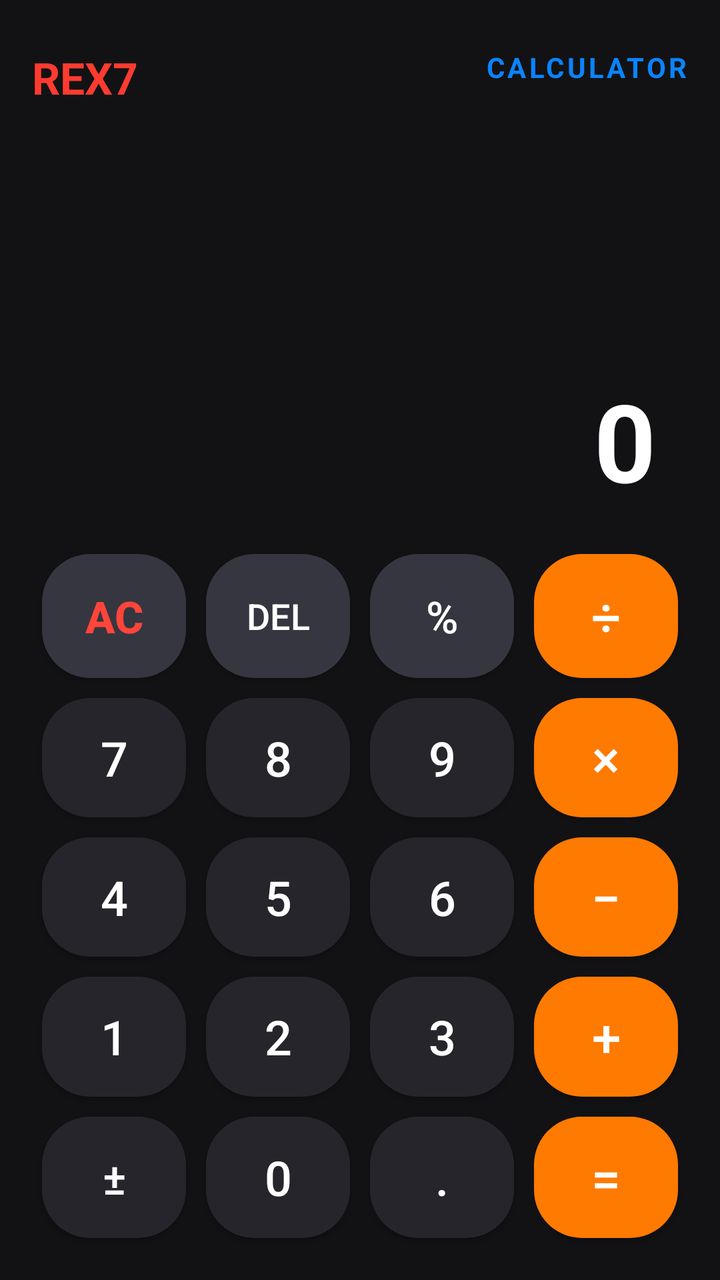
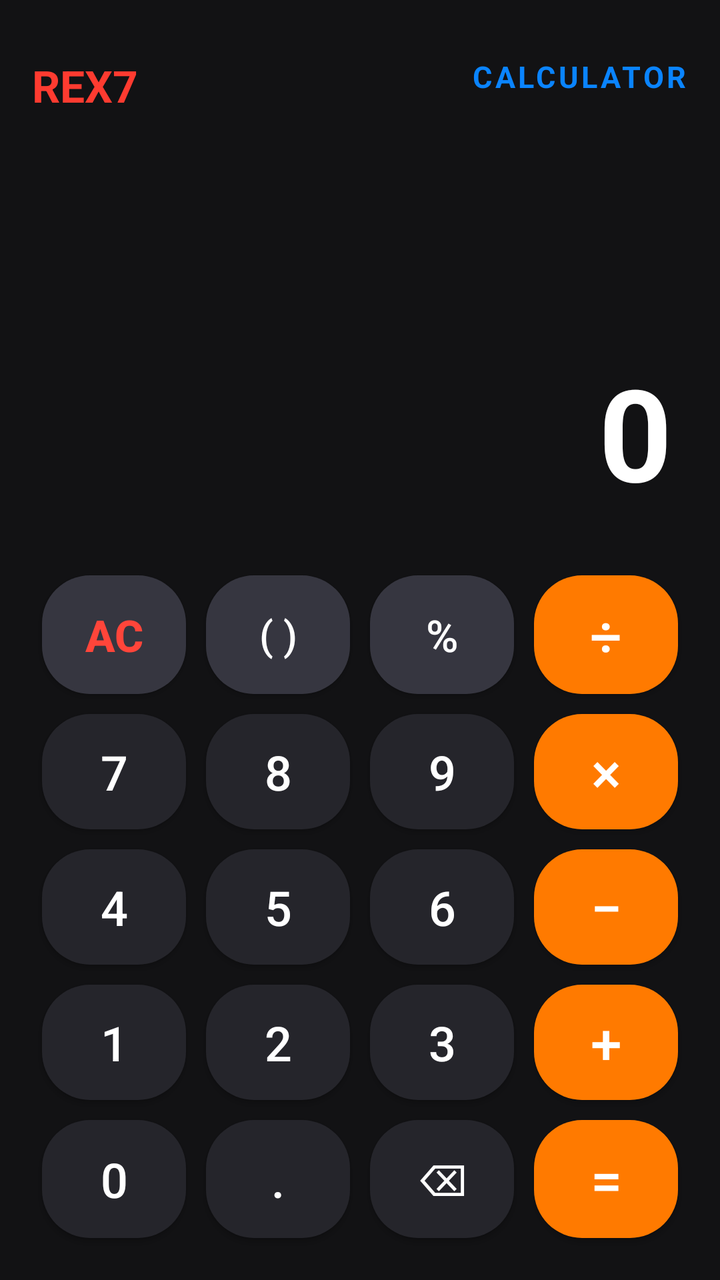

An Android layout rendered at two revisions. The XML below is the earlier revision; the diff shows what the commit changed to produce the second picture.
<!-- AndroidManifest.xml: application theme Theme.REX7Calculator -->
<!-- res/layout/activity_main.xml -->
<?xml version="1.0" encoding="utf-8"?>
<LinearLayout xmlns:android="http://schemas.android.com/apk/res/android"
    android:layout_width="match_parent"
    android:layout_height="match_parent"
    android:orientation="vertical"
    android:background="@color/bg_main"
    android:padding="16dp">

    
    <RelativeLayout
        android:layout_width="match_parent"
        android:layout_height="wrap_content"
        android:paddingTop="8dp"
        android:paddingBottom="12dp">

        <TextView
            android:layout_width="wrap_content"
            android:layout_height="wrap_content"
            android:text="REX7"
            android:textColor="@color/brand_rex"
            android:textSize="22sp"
            android:textStyle="bold" />

        <TextView
            android:layout_width="wrap_content"
            android:layout_height="wrap_content"
            android:layout_alignParentEnd="true"
            android:text="CALCULATOR"
            android:textColor="@color/accent_blue"
            android:textSize="14sp"
            android:textStyle="bold"
            android:letterSpacing="0.1" />
    </RelativeLayout>

    
    <LinearLayout
        android:layout_width="match_parent"
        android:layout_height="0dp"
        android:layout_weight="1"
        android:gravity="bottom|end"
        android:orientation="vertical"
        android:padding="16dp">

        <TextView
            android:id="@+id/tvExpression"
            android:layout_width="wrap_content"
            android:layout_height="wrap_content"
            android:text=""
            android:textColor="@color/text_secondary"
            android:textSize="28sp"
            android:maxLines="2" />

        <TextView
            android:id="@+id/tvResult"
            android:layout_width="wrap_content"
            android:layout_height="wrap_content"
            android:text="0"
            android:textColor="@color/text_primary"
            android:textSize="54sp"
            android:textStyle="bold"
            android:maxLines="1" />
    </LinearLayout>

    
    <TableLayout
        android:layout_width="match_parent"
        android:layout_height="0dp"
        android:layout_weight="1.7"
        android:stretchColumns="*">

        
        <TableRow android:layout_width="match_parent" android:layout_height="0dp" android:layout_weight="1">
            <androidx.appcompat.widget.AppCompatButton
                android:id="@+id/btnAC" android:layout_width="0dp" android:layout_height="match_parent"
                android:layout_margin="5dp" android:background="@drawable/btn_func_bg"
                android:text="AC" android:textColor="#FF453A" android:textSize="22sp" android:textStyle="bold" />
            <androidx.appcompat.widget.AppCompatButton
                android:id="@+id/btnDel" android:layout_width="0dp" android:layout_height="match_parent"
                android:layout_margin="5dp" android:background="@drawable/btn_func_bg"
                android:text="DEL" android:textColor="@color/text_primary" android:textSize="18sp" />
            <androidx.appcompat.widget.AppCompatButton
                android:id="@+id/btnPercent" android:layout_width="0dp" android:layout_height="match_parent"
                android:layout_margin="5dp" android:background="@drawable/btn_func_bg"
                android:text="%" android:textColor="@color/text_primary" android:textSize="22sp" />
            <androidx.appcompat.widget.AppCompatButton
                android:id="@+id/btnDivide" android:layout_width="0dp" android:layout_height="match_parent"
                android:layout_margin="5dp" android:background="@drawable/btn_op_bg"
                android:text="÷" android:textColor="@color/text_primary" android:textSize="26sp" />
        </TableRow>

        
        <TableRow android:layout_width="match_parent" android:layout_height="0dp" android:layout_weight="1">
            <androidx.appcompat.widget.AppCompatButton
                android:id="@+id/btn7" android:layout_width="0dp" android:layout_height="match_parent"
                android:layout_margin="5dp" android:background="@drawable/btn_num_bg"
                android:text="7" android:textColor="@color/text_primary" android:textSize="24sp" />
            <androidx.appcompat.widget.AppCompatButton
                android:id="@+id/btn8" android:layout_width="0dp" android:layout_height="match_parent"
                android:layout_margin="5dp" android:background="@drawable/btn_num_bg"
                android:text="8" android:textColor="@color/text_primary" android:textSize="24sp" />
            <androidx.appcompat.widget.AppCompatButton
                android:id="@+id/btn9" android:layout_width="0dp" android:layout_height="match_parent"
                android:layout_margin="5dp" android:background="@drawable/btn_num_bg"
                android:text="9" android:textColor="@color/text_primary" android:textSize="24sp" />
            <androidx.appcompat.widget.AppCompatButton
                android:id="@+id/btnMultiply" android:layout_width="0dp" android:layout_height="match_parent"
                android:layout_margin="5dp" android:background="@drawable/btn_op_bg"
                android:text="×" android:textColor="@color/text_primary" android:textSize="26sp" />
        </TableRow>

        
        <TableRow android:layout_width="match_parent" android:layout_height="0dp" android:layout_weight="1">
            <androidx.appcompat.widget.AppCompatButton
                android:id="@+id/btn4" android:layout_width="0dp" android:layout_height="match_parent"
                android:layout_margin="5dp" android:background="@drawable/btn_num_bg"
                android:text="4" android:textColor="@color/text_primary" android:textSize="24sp" />
            <androidx.appcompat.widget.AppCompatButton
                android:id="@+id/btn5" android:layout_width="0dp" android:layout_height="match_parent"
                android:layout_margin="5dp" android:background="@drawable/btn_num_bg"
                android:text="5" android:textColor="@color/text_primary" android:textSize="24sp" />
            <androidx.appcompat.widget.AppCompatButton
                android:id="@+id/btn6" android:layout_width="0dp" android:layout_height="match_parent"
                android:layout_margin="5dp" android:background="@drawable/btn_num_bg"
                android:text="6" android:textColor="@color/text_primary" android:textSize="24sp" />
            <androidx.appcompat.widget.AppCompatButton
                android:id="@+id/btnMinus" android:layout_width="0dp" android:layout_height="match_parent"
                android:layout_margin="5dp" android:background="@drawable/btn_op_bg"
                android:text="−" android:textColor="@color/text_primary" android:textSize="26sp" />
        </TableRow>

        
        <TableRow android:layout_width="match_parent" android:layout_height="0dp" android:layout_weight="1">
            <androidx.appcompat.widget.AppCompatButton
                android:id="@+id/btn1" android:layout_width="0dp" android:layout_height="match_parent"
                android:layout_margin="5dp" android:background="@drawable/btn_num_bg"
                android:text="1" android:textColor="@color/text_primary" android:textSize="24sp" />
            <androidx.appcompat.widget.AppCompatButton
                android:id="@+id/btn2" android:layout_width="0dp" android:layout_height="match_parent"
                android:layout_margin="5dp" android:background="@drawable/btn_num_bg"
                android:text="2" android:textColor="@color/text_primary" android:textSize="24sp" />
            <androidx.appcompat.widget.AppCompatButton
                android:id="@+id/btn3" android:layout_width="0dp" android:layout_height="match_parent"
                android:layout_margin="5dp" android:background="@drawable/btn_num_bg"
                android:text="3" android:textColor="@color/text_primary" android:textSize="24sp" />
            <androidx.appcompat.widget.AppCompatButton
                android:id="@+id/btnPlus" android:layout_width="0dp" android:layout_height="match_parent"
                android:layout_margin="5dp" android:background="@drawable/btn_op_bg"
                android:text="+" android:textColor="@color/text_primary" android:textSize="26sp" />
        </TableRow>

        
        <TableRow android:layout_width="match_parent" android:layout_height="0dp" android:layout_weight="1">
            <androidx.appcompat.widget.AppCompatButton
                android:id="@+id/btnToggleSign" android:layout_width="0dp" android:layout_height="match_parent"
                android:layout_margin="5dp" android:background="@drawable/btn_num_bg"
                android:text="±" android:textColor="@color/text_primary" android:textSize="22sp" />
            <androidx.appcompat.widget.AppCompatButton
                android:id="@+id/btn0" android:layout_width="0dp" android:layout_height="match_parent"
                android:layout_margin="5dp" android:background="@drawable/btn_num_bg"
                android:text="0" android:textColor="@color/text_primary" android:textSize="24sp" />
            <androidx.appcompat.widget.AppCompatButton
                android:id="@+id/btnDot" android:layout_width="0dp" android:layout_height="match_parent"
                android:layout_margin="5dp" android:background="@drawable/btn_num_bg"
                android:text="." android:textColor="@color/text_primary" android:textSize="24sp" />
            <androidx.appcompat.widget.AppCompatButton
                android:id="@+id/btnEqual" android:layout_width="0dp" android:layout_height="match_parent"
                android:layout_margin="5dp" android:background="@drawable/btn_op_bg"
                android:text="=" android:textColor="@color/text_primary" android:textSize="26sp" />
        </TableRow>
    </TableLayout>
</LinearLayout>
<!-- resources referenced by this layout -->
<resources>
  <color name="accent_blue">#0A84FF</color>
  <color name="bg_main">#121214</color>
  <color name="brand_rex">#FF3B30</color>
  <color name="text_primary">#FFFFFF</color>
  <color name="text_secondary">#8E8E93</color>
  <!-- drawable btn_func_bg (drawable) -->
  <?xml version="1.0" encoding="utf-8"?>
  <ripple xmlns:android="http://schemas.android.com/apk/res/android" android:color="#33FFFFFF">
      <item>
          <shape android:shape="rectangle">
              <corners android:radius="24dp" />
              <solid android:color="@color/btn_func_bg" />
          </shape>
      </item>
  </ripple>
  <!-- drawable btn_num_bg (drawable) -->
  <?xml version="1.0" encoding="utf-8"?>
  <ripple xmlns:android="http://schemas.android.com/apk/res/android" android:color="#33FFFFFF">
      <item>
          <shape android:shape="rectangle">
              <corners android:radius="24dp" />
              <solid android:color="@color/btn_num_bg" />
          </shape>
      </item>
  </ripple>
  <!-- drawable btn_op_bg (drawable) -->
  <?xml version="1.0" encoding="utf-8"?>
  <ripple xmlns:android="http://schemas.android.com/apk/res/android" android:color="#33FFFFFF">
      <item>
          <shape android:shape="rectangle">
              <corners android:radius="24dp" />
              <solid android:color="@color/btn_op_bg" />
          </shape>
      </item>
  </ripple>
  <style name="Theme.REX7Calculator" parent="Theme.Material3.Dark.NoActionBar">
          <item name="android:statusBarColor">#121214</item>
          <item name="android:navigationBarColor">#121214</item>
          <item name="android:windowLightStatusBar">false</item>
      </style>
  <color name="btn_func_bg">#363640</color>
  <color name="btn_num_bg">#25252B</color>
  <color name="btn_op_bg">#FF7A00</color>
</resources>

<!-- the commit's change to res/layout/activity_main.xml (unified diff, before → after) -->
@@ -10,7 +10,7 @@
     <RelativeLayout
         android:layout_width="match_parent"
         android:layout_height="wrap_content"
-        android:paddingTop="8dp"
+        android:paddingTop="12dp"
         android:paddingBottom="12dp">
 
         <TextView
@@ -27,7 +27,7 @@
             android:layout_alignParentEnd="true"
             android:text="CALCULATOR"
             android:textColor="@color/accent_blue"
-            android:textSize="14sp"
+            android:textSize="15sp"
             android:textStyle="bold"
             android:letterSpacing="0.1" />
     </RelativeLayout>
@@ -39,7 +39,8 @@
         android:layout_weight="1"
         android:gravity="bottom|end"
         android:orientation="vertical"
-        android:padding="16dp">
+        android:paddingEnd="8dp"
+        android:paddingBottom="24dp">
 
         <TextView
             android:id="@+id/tvExpression"
@@ -47,7 +48,7 @@
             android:layout_height="wrap_content"
             android:text=""
             android:textColor="@color/text_secondary"
-            android:textSize="28sp"
+            android:textSize="32sp"
             android:maxLines="2" />
 
         <TextView
@@ -56,7 +57,7 @@
             android:layout_height="wrap_content"
             android:text="0"
             android:textColor="@color/text_primary"
-            android:textSize="54sp"
+            android:textSize="64sp"
             android:textStyle="bold"
             android:maxLines="1" />
     </LinearLayout>
@@ -65,7 +66,7 @@
     <TableLayout
         android:layout_width="match_parent"
         android:layout_height="0dp"
-        android:layout_weight="1.7"
+        android:layout_weight="1.6"
         android:stretchColumns="*">
 
         
@@ -75,9 +76,9 @@
                 android:layout_margin="5dp" android:background="@drawable/btn_func_bg"
                 android:text="AC" android:textColor="#FF453A" android:textSize="22sp" android:textStyle="bold" />
             <androidx.appcompat.widget.AppCompatButton
-                android:id="@+id/btnDel" android:layout_width="0dp" android:layout_height="match_parent"
+                android:id="@+id/btnParens" android:layout_width="0dp" android:layout_height="match_parent"
                 android:layout_margin="5dp" android:background="@drawable/btn_func_bg"
-                android:text="DEL" android:textColor="@color/text_primary" android:textSize="18sp" />
+                android:text="( )" android:textColor="@color/text_primary" android:textSize="20sp" />
             <androidx.appcompat.widget.AppCompatButton
                 android:id="@+id/btnPercent" android:layout_width="0dp" android:layout_height="match_parent"
                 android:layout_margin="5dp" android:background="@drawable/btn_func_bg"
@@ -85,7 +86,7 @@
             <androidx.appcompat.widget.AppCompatButton
                 android:id="@+id/btnDivide" android:layout_width="0dp" android:layout_height="match_parent"
                 android:layout_margin="5dp" android:background="@drawable/btn_op_bg"
-                android:text="÷" android:textColor="@color/text_primary" android:textSize="26sp" />
+                android:text="÷" android:textColor="@color/text_primary" android:textSize="28sp" />
         </TableRow>
 
         
@@ -105,7 +106,7 @@
             <androidx.appcompat.widget.AppCompatButton
                 android:id="@+id/btnMultiply" android:layout_width="0dp" android:layout_height="match_parent"
                 android:layout_margin="5dp" android:background="@drawable/btn_op_bg"
-                android:text="×" android:textColor="@color/text_primary" android:textSize="26sp" />
+                android:text="×" android:textColor="@color/text_primary" android:textSize="28sp" />
         </TableRow>
 
         
@@ -125,7 +126,7 @@
             <androidx.appcompat.widget.AppCompatButton
                 android:id="@+id/btnMinus" android:layout_width="0dp" android:layout_height="match_parent"
                 android:layout_margin="5dp" android:background="@drawable/btn_op_bg"
-                android:text="−" android:textColor="@color/text_primary" android:textSize="26sp" />
+                android:text="−" android:textColor="@color/text_primary" android:textSize="28sp" />
         </TableRow>
 
         
@@ -145,15 +146,11 @@
             <androidx.appcompat.widget.AppCompatButton
                 android:id="@+id/btnPlus" android:layout_width="0dp" android:layout_height="match_parent"
                 android:layout_margin="5dp" android:background="@drawable/btn_op_bg"
-                android:text="+" android:textColor="@color/text_primary" android:textSize="26sp" />
+                android:text="+" android:textColor="@color/text_primary" android:textSize="28sp" />
         </TableRow>
 
         
         <TableRow android:layout_width="match_parent" android:layout_height="0dp" android:layout_weight="1">
-            <androidx.appcompat.widget.AppCompatButton
-                android:id="@+id/btnToggleSign" android:layout_width="0dp" android:layout_height="match_parent"
-                android:layout_margin="5dp" android:background="@drawable/btn_num_bg"
-                android:text="±" android:textColor="@color/text_primary" android:textSize="22sp" />
             <androidx.appcompat.widget.AppCompatButton
                 android:id="@+id/btn0" android:layout_width="0dp" android:layout_height="match_parent"
                 android:layout_margin="5dp" android:background="@drawable/btn_num_bg"
@@ -163,9 +160,13 @@
                 android:layout_margin="5dp" android:background="@drawable/btn_num_bg"
                 android:text="." android:textColor="@color/text_primary" android:textSize="24sp" />
             <androidx.appcompat.widget.AppCompatButton
+                android:id="@+id/btnDel" android:layout_width="0dp" android:layout_height="match_parent"
+                android:layout_margin="5dp" android:background="@drawable/btn_num_bg"
+                android:text="⌫" android:textColor="@color/text_primary" android:textSize="22sp" />
+            <androidx.appcompat.widget.AppCompatButton
                 android:id="@+id/btnEqual" android:layout_width="0dp" android:layout_height="match_parent"
                 android:layout_margin="5dp" android:background="@drawable/btn_op_bg"
-                android:text="=" android:textColor="@color/text_primary" android:textSize="26sp" />
+                android:text="=" android:textColor="@color/text_primary" android:textSize="28sp" />
         </TableRow>
     </TableLayout>
 </LinearLayout>
